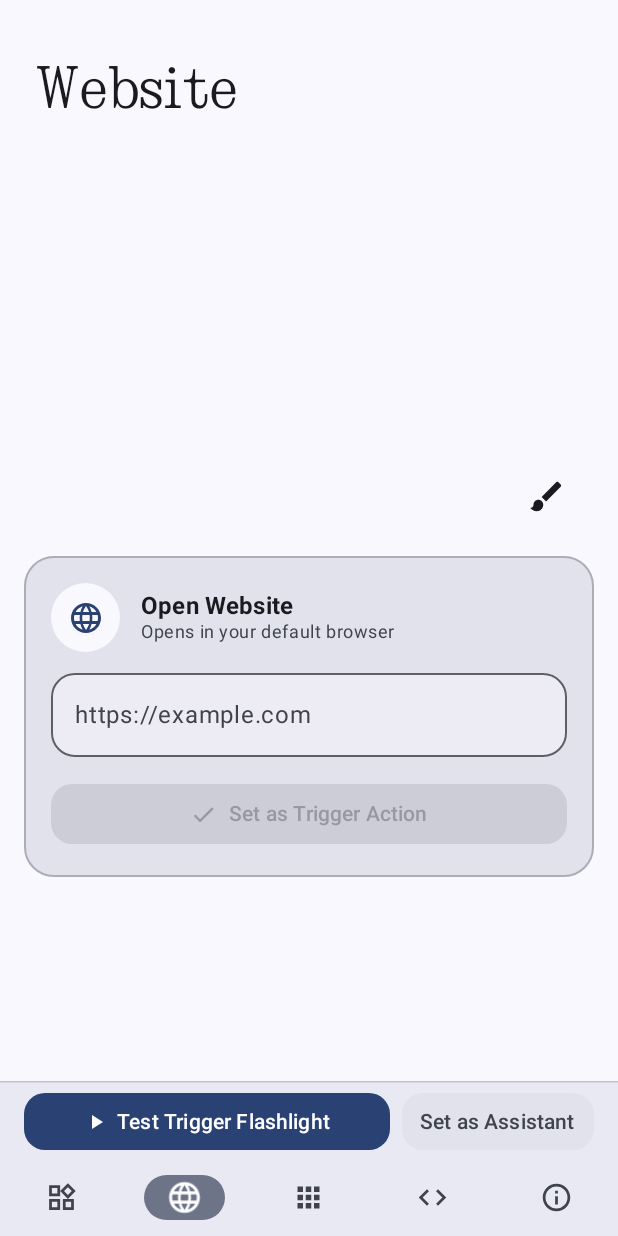
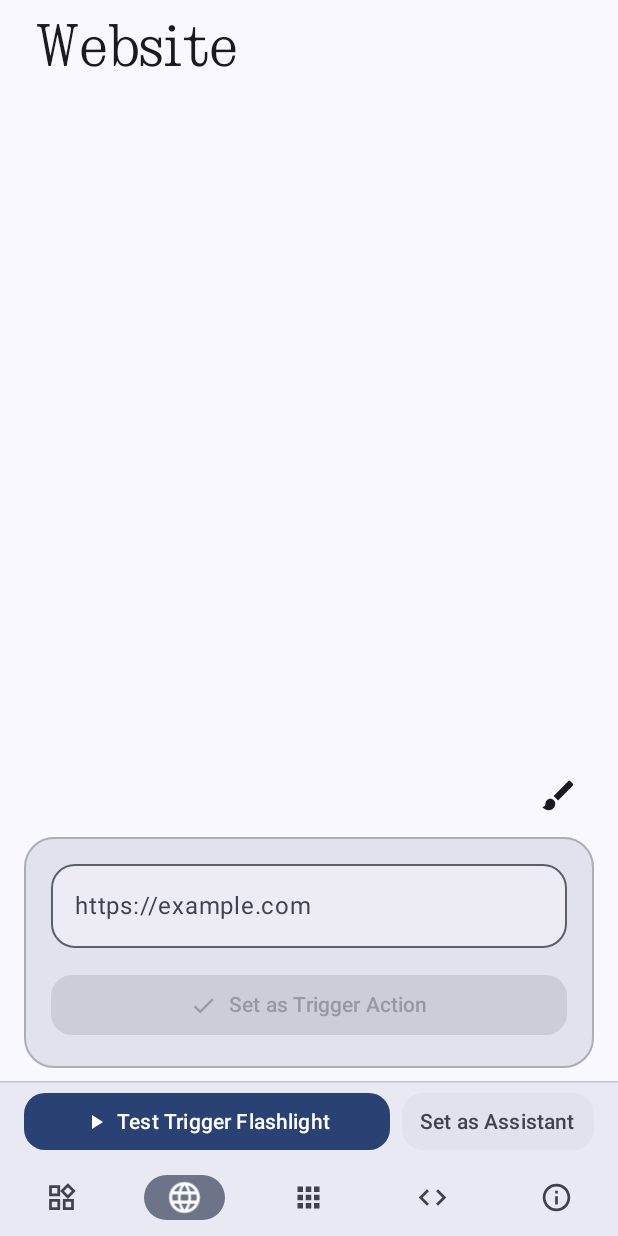
Before and after one commit to fayyeon/Assistia, an Android app built with Jetpack Compose: the screen it shows after launch (MainActivity), after a tap on "Website", on a phone screen of 412 x 824 dp. Run offline under Robolectric (Android 15) with nearby library versions, the phone set to English and light mode, and no system bars.

Commit message:
UI polish: thinner aligned header, theme-aware system bars, Actions-only ADB FAB, Website box layout

```diff
--- a/app/src/main/java/com/powerhold/app/ui/MainActivity.kt
+++ b/app/src/main/java/com/powerhold/app/ui/MainActivity.kt
@@ -1,6 +1,8 @@
 package com.powerhold.app.ui
 
 import android.content.Intent
+import android.graphics.Color
+import android.os.Build
 import android.os.Bundle
 import android.provider.Settings
 import android.widget.Toast
@@ -9,8 +11,11 @@ import androidx.activity.compose.setContent
 import androidx.activity.enableEdgeToEdge
 import androidx.activity.viewModels
 import androidx.compose.foundation.isSystemInDarkTheme
+import androidx.compose.runtime.SideEffect
 import androidx.compose.runtime.collectAsState
 import androidx.compose.runtime.getValue
+import androidx.compose.ui.platform.LocalView
+import androidx.core.view.WindowCompat
 import com.powerhold.app.ui.screens.MainDashboardScreen
 import com.powerhold.app.ui.theme.PowerholdTheme
 
@@ -31,6 +36,20 @@ class MainActivity : ComponentActivity() {
                 "LIGHT" -> false
                 "DARK" -> true
                 else -> systemDark
+            }
+
+            val view = LocalView.current
+            if (!view.isInEditMode) {
+                SideEffect {
+                    window.statusBarColor = Color.TRANSPARENT
+                    window.navigationBarColor = Color.TRANSPARENT
+                    if (Build.VERSION.SDK_INT >= Build.VERSION_CODES.Q) {
+                        window.isNavigationBarContrastEnforced = false
+                    }
+                    val insetsController = WindowCompat.getInsetsController(window, view)
+                    insetsController.isAppearanceLightStatusBars = !isDarkTheme
+                    insetsController.isAppearanceLightNavigationBars = !isDarkTheme
+                }
             }
 
             PowerholdTheme(
--- a/app/src/main/java/com/powerhold/app/ui/screens/MainDashboardScreen.kt
+++ b/app/src/main/java/com/powerhold/app/ui/screens/MainDashboardScreen.kt
@@ -41,6 +41,7 @@ import androidx.compose.foundation.layout.navigationBars
 import androidx.compose.foundation.layout.navigationBarsPadding
 import androidx.compose.foundation.layout.padding
 import androidx.compose.foundation.layout.size
+import androidx.compose.foundation.layout.statusBarsPadding
 import androidx.compose.foundation.layout.union
 import androidx.compose.foundation.layout.width
 import androidx.compose.foundation.layout.windowInsetsPadding
@@ -250,19 +251,24 @@ fun MainDashboardScreen(
         )
     }
 
-    // Samsung One UI collapsing header dimensions
+    // Samsung One UI collapsing header dimensions (below status bar)
     val configuration = LocalConfiguration.current
     val screenHeight = configuration.screenHeightDp.dp
-    val expandedHeaderHeight = (screenHeight * 0.44f).coerceAtLeast(280.dp)
-    val collapsedHeaderHeight = 92.dp
+    val expandedHeaderHeight = (screenHeight * 0.40f).coerceAtLeast(250.dp)
+    val collapsedHeaderHeight = 52.dp
     val collapseRangePx = with(LocalDensity.current) {
         (expandedHeaderHeight - collapsedHeaderHeight).toPx().coerceAtLeast(1f)
     }
     var headerOffsetPx by remember { mutableFloatStateOf(0f) }
 
     val scrollCollapseFraction = (-headerOffsetPx / collapseRangePx).coerceIn(0f, 1f)
+    val targetCollapseFraction = when {
+        showSearch || pagerState.currentPage == 4 -> 1f
+        pagerState.currentPage == 1 -> 0f
+        else -> scrollCollapseFraction
+    }
     val effectiveCollapseFraction by animateFloatAsState(
-        targetValue = if (showSearch || pagerState.currentPage == 4) 1f else scrollCollapseFraction,
+        targetValue = targetCollapseFraction,
         animationSpec = tween(durationMillis = 180),
         label = "collapseFraction"
     )
@@ -307,21 +313,22 @@ fun MainDashboardScreen(
                 Box(
                     modifier = Modifier
                         .fillMaxWidth()
+                        .statusBarsPadding()
                         .height(currentHeaderHeight)
                         .padding(horizontal = 24.dp)
                 ) {
                     Text(
                         text = pageTitle,
                         fontFamily = PowerholdSerifFontFamily,
-                        fontSize = lerp(40f, 24f, effectiveCollapseFraction).sp,
+                        fontSize = lerp(40f, 22f, effectiveCollapseFraction).sp,
                         fontWeight = FontWeight.Normal,
                         color = MaterialTheme.colorScheme.onBackground,
                         modifier = Modifier
                             .align(Alignment.TopStart)
-                            .padding(top = lerp(44.dp, 40.dp, effectiveCollapseFraction))
+                            .padding(top = lerp(16.dp, 12.dp, effectiveCollapseFraction))
                     )
 
-                    if (pagerState.currentPage != 4) {
+                    if (pagerState.currentPage != 1 && pagerState.currentPage != 4) {
                         IconButton(
                             onClick = { showThemeDialog = true },
                             modifier = Modifier
@@ -364,6 +371,7 @@ fun MainDashboardScreen(
                             savedUrl = savedWebsiteUrl,
                             selectedAction = selectedAction,
                             contentPadding = tabPadding,
+                            onOpenThemeDialog = { showThemeDialog = true },
                             onSelectWebsite = { viewModel.selectWebsite(it) }
                         )
                         2 -> InstalledAppsTab(
@@ -539,9 +547,9 @@ fun MainDashboardScreen(
                     .padding(bottom = if (isImeVisible) 8.dp else 112.dp),
                 horizontalAlignment = Alignment.End
             ) {
-                // ADB Setup FAB above the search button / search bar
+                // ADB Setup FAB above the search button / search bar (only on Actions page)
                 AnimatedVisibility(
-                    visible = !hasAdbPermission,
+                    visible = !hasAdbPermission && pagerState.currentPage == 0,
                     enter = fadeIn(),
                     exit = fadeOut()
                 ) {
--- a/app/src/main/java/com/powerhold/app/ui/screens/WebsiteTab.kt
+++ b/app/src/main/java/com/powerhold/app/ui/screens/WebsiteTab.kt
@@ -2,18 +2,21 @@ package com.powerhold.app.ui.screens
 
 import androidx.compose.foundation.BorderStroke
 import androidx.compose.foundation.layout.Arrangement
-import androidx.compose.foundation.layout.Box
 import androidx.compose.foundation.layout.Column
 import androidx.compose.foundation.layout.PaddingValues
 import androidx.compose.foundation.layout.Row
 import androidx.compose.foundation.layout.Spacer
+import androidx.compose.foundation.layout.WindowInsets
 import androidx.compose.foundation.layout.fillMaxSize
 import androidx.compose.foundation.layout.fillMaxWidth
 import androidx.compose.foundation.layout.height
+import androidx.compose.foundation.layout.ime
+import androidx.compose.foundation.layout.navigationBars
 import androidx.compose.foundation.layout.padding
 import androidx.compose.foundation.layout.size
+import androidx.compose.foundation.layout.union
 import androidx.compose.foundation.layout.width
-import androidx.compose.foundation.shape.CircleShape
+import androidx.compose.foundation.layout.windowInsetsPadding
 import androidx.compose.foundation.shape.RoundedCornerShape
 import androidx.compose.foundation.text.KeyboardActions
 import androidx.compose.foundation.text.KeyboardOptions
@@ -28,7 +31,6 @@ import androidx.compose.material3.IconButton
 import androidx.compose.material3.MaterialTheme
 import androidx.compose.material3.OutlinedTextField
 import androidx.compose.material3.OutlinedTextFieldDefaults
-import androidx.compose.material3.Surface
 import androidx.compose.material3.Text
 import androidx.compose.runtime.Composable
 import androidx.compose.runtime.LaunchedEffect
@@ -38,11 +40,11 @@ import androidx.compose.runtime.remember
 import androidx.compose.runtime.setValue
 import androidx.compose.ui.Alignment
 import androidx.compose.ui.Modifier
+import androidx.compose.ui.platform.LocalDensity
 import androidx.compose.ui.platform.LocalSoftwareKeyboardController
 import androidx.compose.ui.text.font.FontWeight
 import androidx.compose.ui.text.input.ImeAction
 import androidx.compose.ui.text.input.KeyboardType
-import androidx.compose.ui.text.style.TextOverflow
 import androidx.compose.ui.unit.dp
 import com.powerhold.app.data.ActionType
 import com.powerhold.app.data.RemapAction
@@ -53,6 +55,7 @@ fun WebsiteTab(
     savedUrl: String,
     selectedAction: RemapAction,
     contentPadding: PaddingValues = PaddingValues(horizontal = 16.dp, vertical = 12.dp),
+    onOpenThemeDialog: () -> Unit,
     onSelectWebsite: (String) -> Unit
 ) {
     val keyboardController = LocalSoftwareKeyboardController.current
@@ -65,13 +68,39 @@ fun WebsiteTab(
     }
 
     val isWebsiteSelected = selectedAction.type == ActionType.OPEN_WEBSITE
+    val isImeVisible = WindowInsets.ime.getBottom(LocalDensity.current) > 0
 
     Column(
         modifier = Modifier
             .fillMaxSize()
-            .padding(contentPadding),
-        verticalArrangement = Arrangement.Top
+            .windowInsetsPadding(WindowInsets.ime.union(WindowInsets.navigationBars))
+            .padding(
+                start = 16.dp,
+                end = 16.dp,
+                bottom = if (isImeVisible) 8.dp else 112.dp
+            ),
+        verticalArrangement = Arrangement.Bottom
     ) {
+        // Theme icon placed above-right of the website box
+        Row(
+            modifier = Modifier
+                .fillMaxWidth()
+                .padding(bottom = 4.dp),
+            horizontalArrangement = Arrangement.End
+        ) {
+            IconButton(
+                onClick = onOpenThemeDialog,
+                modifier = Modifier.size(48.dp)
+            ) {
+                Icon(
+                    imageVector = AppIcons.Paintbrush,
+                    contentDescription = "Theme Settings",
+                    tint = MaterialTheme.colorScheme.onBackground,
+                    modifier = Modifier.size(26.dp)
+                )
+            }
+        }
+
         Card(
             modifier = Modifier.fillMaxWidth(),
             shape = RoundedCornerShape(20.dp),
@@ -91,59 +120,6 @@ fun WebsiteTab(
                     .padding(18.dp),
                 verticalArrangement = Arrangement.spacedBy(14.dp)
             ) {
-                    Row(
-                        verticalAlignment = Alignment.CenterVertically,
-                        modifier = Modifier.fillMaxWidth()
-                    ) {
-                        Surface(
-                            modifier = Modifier.size(46.dp),
-                            shape = CircleShape,
-                            color = if (isWebsiteSelected)
-                                MaterialTheme.colorScheme.primary
-                            else
-                                MaterialTheme.colorScheme.surface
-                        ) {
-                            Box(contentAlignment = Alignment.Center) {
-                                Icon(
-                                    imageVector = AppIcons.Language,
-                                    contentDescription = null,
-                                    tint = if (isWebsiteSelected)
-                                        MaterialTheme.colorScheme.onPrimary
-                                    else
-                                        MaterialTheme.colorScheme.primary,
-                                    modifier = Modifier.size(24.dp)
-                                )
-                            }
-                        }
-
-                        Spacer(Modifier.width(14.dp))
-
-                        Column(modifier = Modifier.weight(1f)) {
-                            Text(
-                                text = "Open Website",
-                                style = MaterialTheme.typography.titleMedium,
-                                fontWeight = FontWeight.Bold,
-                                color = if (isWebsiteSelected)
-                                    MaterialTheme.colorScheme.onPrimaryContainer
-                                else
-                                    MaterialTheme.colorScheme.onSurface
-                            )
-                            Text(
-                                text = if (isWebsiteSelected && !selectedAction.url.isNullOrBlank())
-                                    "Active: ${selectedAction.url}"
-                                else
-                                    "Opens in your default browser",
-                                style = MaterialTheme.typography.bodySmall,
-                                color = if (isWebsiteSelected)
-                                    MaterialTheme.colorScheme.onPrimaryContainer.copy(alpha = 0.8f)
-                                else
-                                    MaterialTheme.colorScheme.onSurfaceVariant,
-                                maxLines = 1,
-                                overflow = TextOverflow.Ellipsis
-                            )
-                        }
-                    }
-
                 OutlinedTextField(
                     value = urlInput,
                     onValueChange = { urlInput = it },
```
Lines whose indentation alone changed are shown as unchanged.
